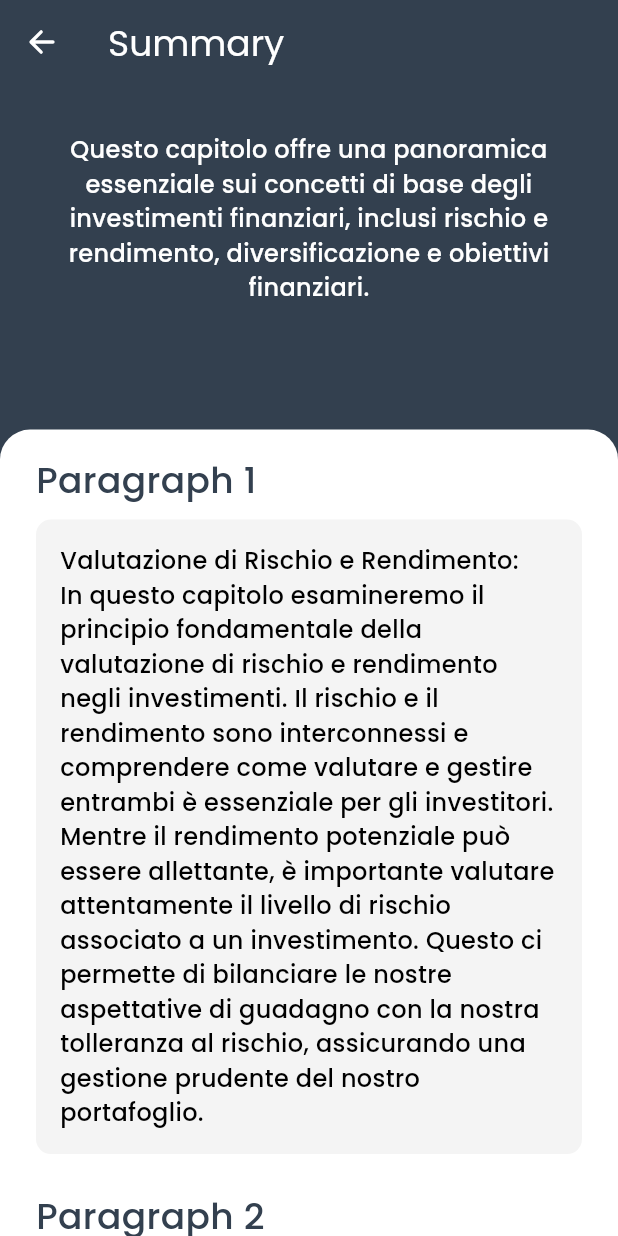
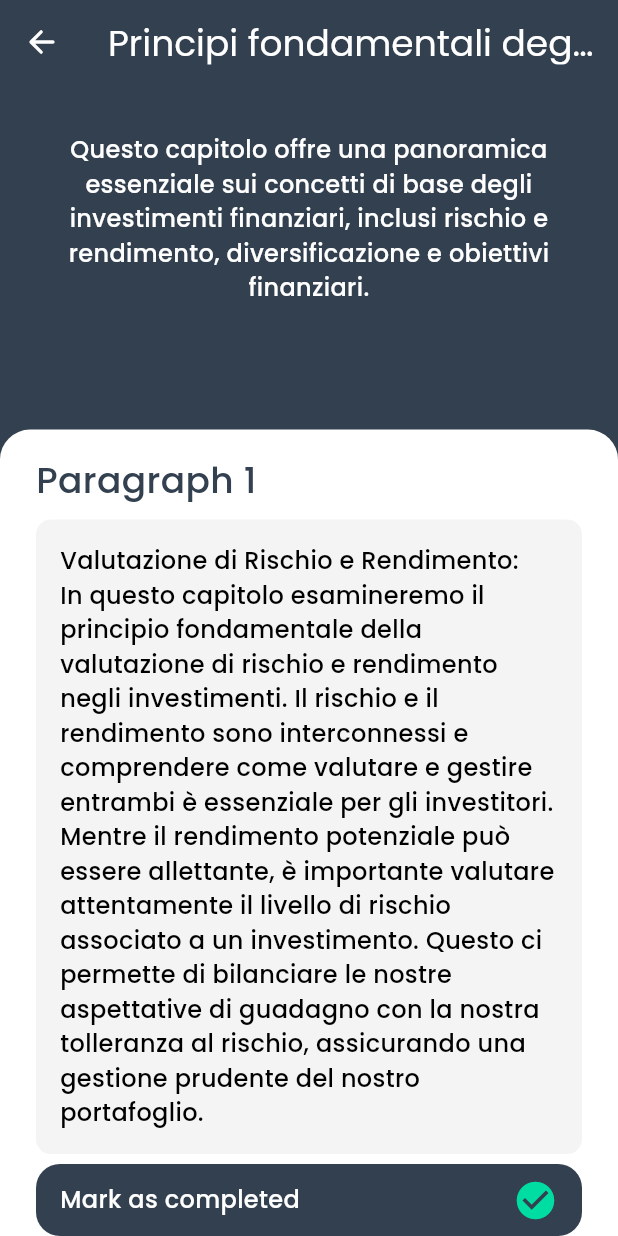
Before and after one commit to BitBroGSDC/bitbro, a Flutter app: the CourseTopicsPage screen opened by its route, after a tap on "Principi fondamentali degli investimenti", on a phone screen of 412 x 824 dp. Run offline on Flutter 3.47's test engine with Material 3 defaults, Android fonts, the phone set to English and light mode, and no system bars; our stand-ins replace equatable, fl_chart, flutter_bloc, flutter_svg, go_router, google_fonts and 1 more.

Commit message:
some topic details stuff

```diff
--- a/lib/bloc/app_bloc.dart
+++ b/lib/bloc/app_bloc.dart
@@ -113,7 +113,11 @@ class AppBloc extends Bloc<AppEvent, AppState> {
   }
 
   _markTopicCompleted(MarkTopicCompleted event, Emitter<AppState> emit) {
-    Topic? newTopic = state.selectedTopic?.copyWith(isCompleted: true);
+    Topic? oldTopic = state.selectedTopic;
+
+    if (oldTopic == null) return;
+
+    Topic newTopic = oldTopic.copyWith(isCompleted: !oldTopic.isCompleted);
 
     emit(state.copyWith(selectedTopic: newTopic));
 
--- a/lib/components/appbar_go_back.dart
+++ b/lib/components/appbar_go_back.dart
@@ -18,13 +18,6 @@ class AppBarGoBack extends StatelessWidget implements PreferredSizeWidget {
   @override
   Widget build(BuildContext context) {
     return AppBar(
-      systemOverlayStyle: const SystemUiOverlayStyle(
-        // Status bar color
-        statusBarColor: Colors.transparent,
-        // Status bar brightness (optional)
-        statusBarIconBrightness: Brightness.dark, // For Android (dark icons)
-        statusBarBrightness: Brightness.light, // For iOS (dark icons)
-      ),
       backgroundColor: Theme.of(context).primaryColor,
       title: Text(title, style: Theme.of(context).textTheme.titleLarge),
       leading: IconButton(
--- a/lib/pages/topic_details.dart
+++ b/lib/pages/topic_details.dart
@@ -1,6 +1,8 @@
 import 'package:bitbro/components/appbar_go_back.dart';
 import 'package:bitbro/utils/colors.dart';
+import 'package:flutter/cupertino.dart';
 import 'package:flutter/material.dart';
+import 'package:flutter/widgets.dart';
 import 'package:flutter_bloc/flutter_bloc.dart';
 
 import '../bloc/app_bloc.dart';
@@ -12,13 +14,13 @@ class TopicDetails extends StatelessWidget {
 
   @override
   Widget build(BuildContext context) {
+    return BlocBuilder<AppBloc, AppState>(builder: (context, state) {
+      final Topic? topic = state.selectedTopic;
+
       return Scaffold(
         backgroundColor: bluScuro,
-      appBar: const AppBarGoBack(title: "Summary"),
-      body: BlocBuilder<AppBloc, AppState>(
-        builder: (context, state) {
-          final Topic? topic = state.selectedTopic;
-
+        appBar: AppBarGoBack(title: topic?.title ?? "Topic Details"),
+        body: Builder(builder: (context) {
           if (topic == null) {
             return const Center(
               child: Text(
@@ -30,7 +32,6 @@ class TopicDetails extends StatelessWidget {
               ),
             );
           }
-
           return Stack(children: [
             Align(
                 alignment: Alignment.topCenter,
@@ -59,6 +60,8 @@ class TopicDetails extends StatelessWidget {
                       topRight: Radius.circular(20),
                     ),
                   ),
+                  child: Column(mainAxisSize: MainAxisSize.min, children: [
+                    Expanded(
                       child: ListView.builder(
                         shrinkWrap: true,
                         itemCount: topic.paragraphs.length,
@@ -71,8 +74,8 @@ class TopicDetails extends StatelessWidget {
                                     style: textBlue24Medium),
                                 Container(
                                     padding: const EdgeInsets.all(16),
-                                margin:
-                                    const EdgeInsets.only(top: 10, bottom: 24),
+                                    margin: const EdgeInsets.only(
+                                        top: 10, bottom: 24),
                                     width: double.infinity,
                                     decoration: BoxDecoration(
                                       color: griginoSfondo,
@@ -96,12 +99,42 @@ class TopicDetails extends StatelessWidget {
                         },
                         controller: scrollController,
                       ),
+                    ),
+                    GestureDetector(
+                      onTap: () {
+                        context
+                            .read<AppBloc>()
+                            .add(MarkTopicCompleted(topic.title));
+                      },
+                      child: Container(
+                        padding: const EdgeInsets.symmetric(horizontal: 16),
+                        height: 48,
+                        decoration: const BoxDecoration(
+                          color: bluScuro,
+                          borderRadius: BorderRadius.all(
+                            Radius.circular(16),
+                          ),
+                        ),
+                        child: Row(
+                          mainAxisAlignment: MainAxisAlignment.spaceBetween,
+                          children: [
+                            const Text("Mark as completed",
+                                style: text16Bianco500),
+                            Icon(Icons.check_circle,
+                                color: topic.isCompleted
+                                    ? verdeBrillante
+                                    : bianco),
+                          ],
+                        ),
+                      ),
+                    )
+                  ]),
                 );
               },
             ),
           ]);
-        },
-      ),
+        }),
       );
+    });
   }
 }
--- a/pubspec.yaml
+++ b/pubspec.yaml
@@ -44,6 +44,7 @@ dependencies:
   google_fonts: 6.1.0
   flutter_svg: ^2.0.10+1
   equatable: ^2.0.5
+  percent_indicator: ^4.2.3
 
 dev_dependencies:
   flutter_test:
```
Also changed, not shown: lib/main.dart (+7 -0 lines), lib/pages/dashboard_page.dart (+8 -0 lines), pubspec.lock. Lines whose indentation alone changed are shown as unchanged.
